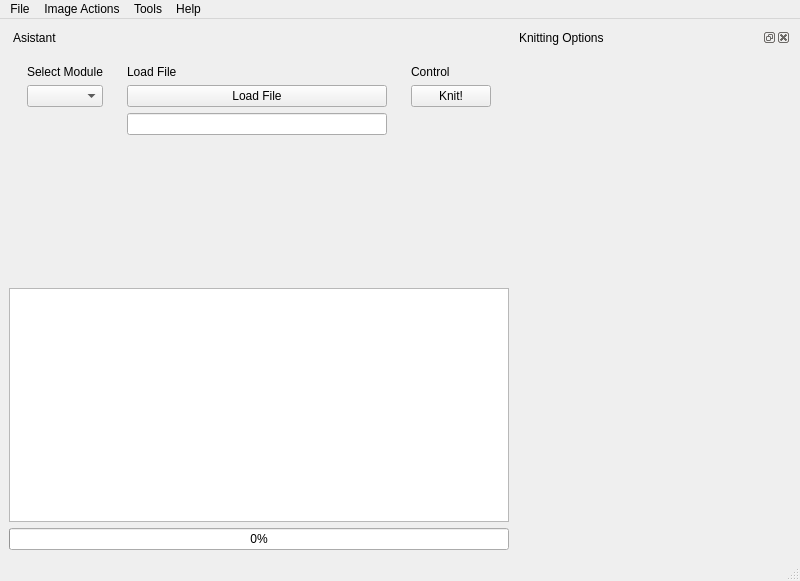
Above: software/python/ayab/ayab_gui.ui from AllYarnsAreBeautiful/ayab-desktop before the change. Below: the same form after it.
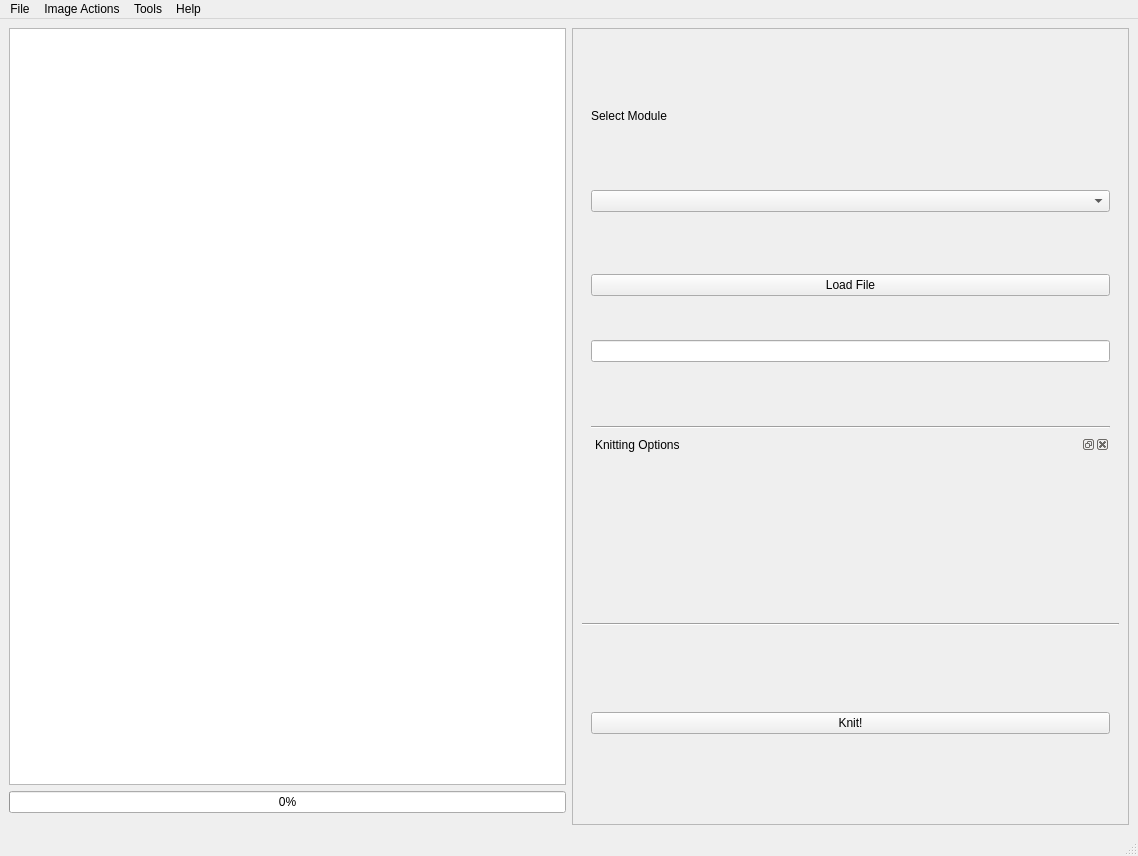
That is the form after the change.

Commit message: moving widgets to the side.

```diff
--- a/software/python/ayab/ayab_gui.ui
+++ b/software/python/ayab/ayab_gui.ui
@@ -6,8 +6,8 @@
    <rect>
     <x>0</x>
     <y>0</y>
-    <width>800</width>
-    <height>581</height>
+    <width>1138</width>
+    <height>856</height>
    </rect>
   </property>
   <property name="windowTitle">
@@ -15,23 +15,8 @@
   </property>
   <widget class="QWidget" name="centralwidget">
    <layout class="QGridLayout" name="gridLayout">
-    <item row="2" column="1" rowspan="2">
-     <widget class="QDockWidget" name="knitting_options_dock">
-      <property name="windowTitle">
-       <string>Knitting Options</string>
-      </property>
-      <widget class="QWidget" name="dockWidgetContents_2"/>
-     </widget>
-    </item>
-    <item row="4" column="0">
-     <widget class="QProgressBar" name="progressBar">
-      <property name="value">
-       <number>0</number>
-      </property>
-     </widget>
-    </item>
-    <item row="2" column="0">
-     <widget class="QDockWidget" name="assistant_dock">
+    <item row="0" column="1" rowspan="3">
+     <widget class="QScrollArea" name="assistant_dock">
       <property name="sizePolicy">
        <sizepolicy hsizetype="Expanding" vsizetype="Preferred">
         <horstretch>0</horstretch>
@@ -41,20 +26,25 @@
       <property name="minimumSize">
        <size>
         <width>500</width>
-        <height>254</height>
+        <height>606</height>
        </size>
       </property>
-      <property name="acceptDrops">
-       <bool>true</bool>
-      </property>
-      <property name="features">
-       <set>QDockWidget::NoDockWidgetFeatures</set>
-      </property>
       <property name="windowTitle">
        <string>Asistant</string>
       </property>
+      <property name="widgetResizable">
+       <bool>true</bool>
+      </property>
       <widget class="QWidget" name="dockWidgetContents">
-       <layout class="QHBoxLayout" name="horizontalLayout">
+       <property name="geometry">
+        <rect>
+         <x>0</x>
+         <y>0</y>
+         <width>555</width>
+         <height>791</height>
+        </rect>
+       </property>
+       <layout class="QVBoxLayout" name="verticalLayout_6">
         <item>
          <widget class="QWidget" name="widget" native="true">
           <layout class="QVBoxLayout" name="verticalLayout">
@@ -68,32 +58,12 @@
            <item>
             <widget class="QComboBox" name="module_dropdown"/>
            </item>
-           <item>
-            <spacer name="verticalSpacer_3">
-             <property name="orientation">
-              <enum>Qt::Vertical</enum>
-             </property>
-             <property name="sizeHint" stdset="0">
-              <size>
-               <width>20</width>
-               <height>5</height>
-              </size>
-             </property>
-            </spacer>
-           </item>
           </layout>
          </widget>
         </item>
         <item>
          <widget class="QWidget" name="widget_4" native="true">
           <layout class="QVBoxLayout" name="verticalLayout_4">
-           <item>
-            <widget class="QLabel" name="label_2">
-             <property name="text">
-              <string>Load File</string>
-             </property>
-            </widget>
-           </item>
            <item>
             <widget class="QPushButton" name="load_file_button">
              <property name="text">
@@ -108,32 +78,58 @@
              </property>
             </widget>
            </item>
+          </layout>
+         </widget>
+        </item>
+        <item>
+         <widget class="QWidget" name="widget_2" native="true">
+          <property name="minimumSize">
+           <size>
+            <width>0</width>
+            <height>200</height>
+           </size>
+          </property>
+          <layout class="QVBoxLayout" name="verticalLayout_2">
            <item>
-            <spacer name="verticalSpacer_2">
+            <widget class="Line" name="line">
              <property name="orientation">
-              <enum>Qt::Vertical</enum>
+              <enum>Qt::Horizontal</enum>
              </property>
-             <property name="sizeHint" stdset="0">
+            </widget>
+           </item>
+           <item>
+            <widget class="QDockWidget" name="knitting_options_dock">
+             <property name="sizePolicy">
+              <sizepolicy hsizetype="Preferred" vsizetype="Maximum">
+               <horstretch>0</horstretch>
+               <verstretch>0</verstretch>
+              </sizepolicy>
+             </property>
+             <property name="minimumSize">
               <size>
-               <width>20</width>
-               <height>5</height>
+               <width>237</width>
+               <height>41</height>
               </size>
              </property>
-            </spacer>
+             <property name="windowTitle">
+              <string>Knitting Options</string>
+             </property>
+             <widget class="QWidget" name="dockWidgetContents_2"/>
+            </widget>
            </item>
           </layout>
          </widget>
         </item>
+        <item>
+         <widget class="Line" name="line_2">
+          <property name="orientation">
+           <enum>Qt::Horizontal</enum>
+          </property>
+         </widget>
+        </item>
         <item>
          <widget class="QWidget" name="widget_3" native="true">
           <layout class="QVBoxLayout" name="verticalLayout_3">
-           <item>
-            <widget class="QLabel" name="label_4">
-             <property name="text">
-              <string>Control</string>
-             </property>
-            </widget>
-           </item>
            <item>
             <widget class="QPushButton" name="knit_button">
              <property name="text">
@@ -141,19 +137,6 @@
              </property>
             </widget>
            </item>
-           <item>
-            <spacer name="verticalSpacer">
-             <property name="orientation">
-              <enum>Qt::Vertical</enum>
-             </property>
-             <property name="sizeHint" stdset="0">
-              <size>
-               <width>20</width>
-               <height>5</height>
-              </size>
-             </property>
-            </spacer>
-           </item>
           </layout>
          </widget>
         </item>
@@ -161,11 +144,18 @@
       </widget>
      </widget>
     </item>
-    <item row="3" column="0">
-     <layout class="QHBoxLayout" name="horizontalLayout_2">
+    <item row="0" column="0">
+     <layout class="QVBoxLayout" name="image_side_panel">
       <item>
        <widget class="QGraphicsView" name="image_pattern_view"/>
       </item>
+      <item>
+       <widget class="QProgressBar" name="progressBar">
+        <property name="value">
+         <number>0</number>
+        </property>
+       </widget>
+      </item>
      </layout>
     </item>
    </layout>
@@ -175,7 +165,7 @@
     <rect>
      <x>0</x>
      <y>0</y>
-     <width>800</width>
+     <width>1138</width>
      <height>23</height>
     </rect>
    </property>
```
The commit also changes 3 other files.
